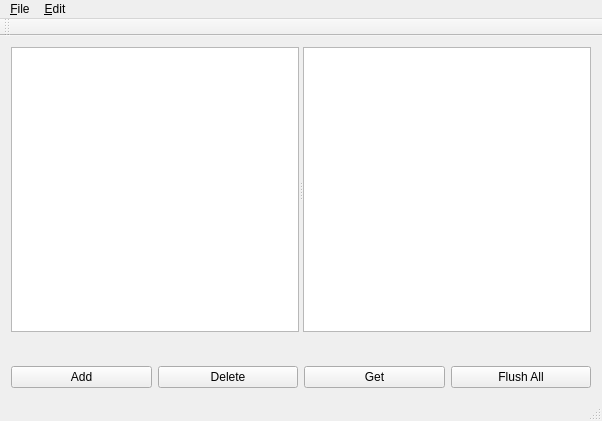
Old version of the form ui_mci.ui in the repository spuriousdata/mcli.
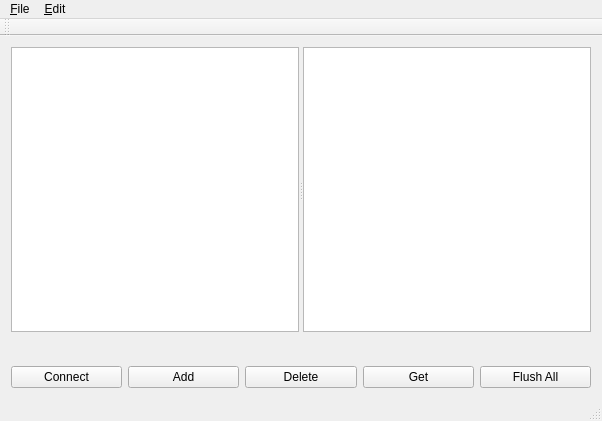
New version of the form.

Commit message: added connect button

The edit to the form file:
```diff
--- a/ui_mci.ui
+++ b/ui_mci.ui
@@ -53,6 +53,13 @@
         <property name="sizeConstraint">
          <enum>QLayout::SetFixedSize</enum>
         </property>
+        <item>
+         <widget class="QPushButton" name="connect_button">
+          <property name="text">
+           <string>Connect</string>
+          </property>
+         </widget>
+        </item>
         <item>
          <widget class="QPushButton" name="add_button">
           <property name="text">
```
